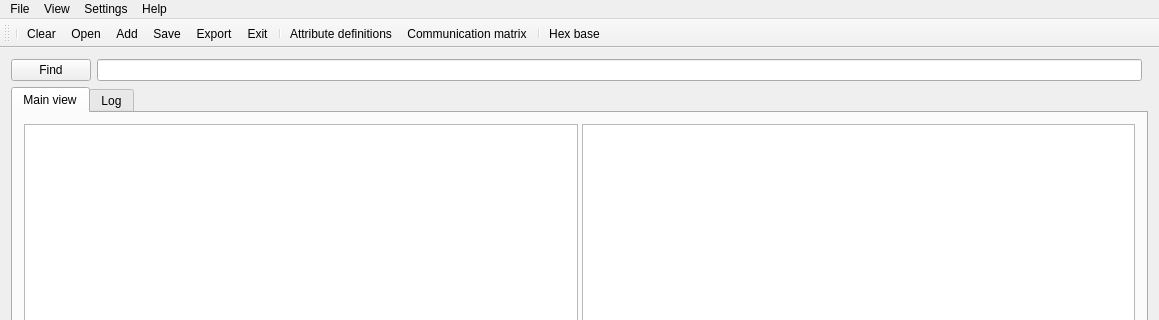
Before: the Qt Designer form BusConfigUI/BusConfigUI.ui in Patryk-97/BusConfig, drawn with Qt 5; both pictures show x 0 to 1159 and y 0 to 320 of the 1159 by 757 pixel window.
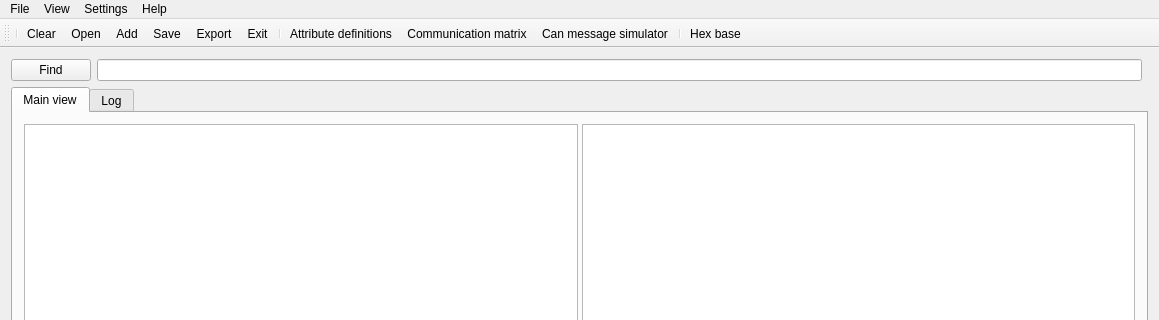
After: the same form once the commit is applied. Icons and pictures are not drawn.

Commit message: Working with can message simulator

Patch:
```diff
--- a/BusConfigUI/BusConfigUI.ui
+++ b/BusConfigUI/BusConfigUI.ui
@@ -183,6 +183,7 @@
    <addaction name="separator"/>
    <addaction name="actionAttribute_definitions"/>
    <addaction name="actionCommunication_matrix"/>
+   <addaction name="actionCan_message_simulator"/>
    <addaction name="separator"/>
    <addaction name="actionBase"/>
   </widget>
@@ -265,6 +266,11 @@
     <string>Attribute definitions</string>
    </property>
   </action>
+  <action name="actionCan_message_simulator">
+   <property name="text">
+    <string>Can message simulator</string>
+   </property>
+  </action>
  </widget>
  <layoutdefault spacing="6" margin="11"/>
  <resources>
```
Left out of the diff: 1 changed line with no effect on the pictures. The commit also changes 12 other files.
